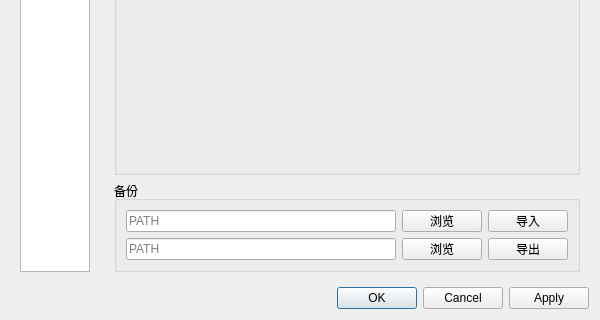
Above: tafor/ui/setting.ui from up1and/tafor before the change; both pictures show x 0 to 600 and y 222 to 542 of the 600 by 542 pixel window. Below: the same form after it.
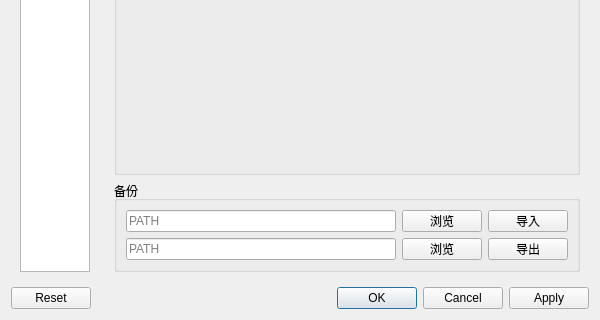
That is the form after the change. The open tabs and pages were chosen to show the change.

Commit message: 连接设置窗口保存信号 & 修复 TAF 编辑器组件载入天气现象为空的错误

Patch:
```diff
--- a/tafor/ui/setting.ui
+++ b/tafor/ui/setting.ui
@@ -901,7 +901,7 @@
    <item>
     <widget class="QDialogButtonBox" name="button_box">
      <property name="standardButtons">
-      <set>QDialogButtonBox::Apply|QDialogButtonBox::Cancel|QDialogButtonBox::Ok</set>
+      <set>QDialogButtonBox::Apply|QDialogButtonBox::Cancel|QDialogButtonBox::Ok|QDialogButtonBox::Reset</set>
      </property>
     </widget>
    </item>
```
Left out of the diff: 18 changed lines with no effect on the pictures. The commit also changes 3 other files.
